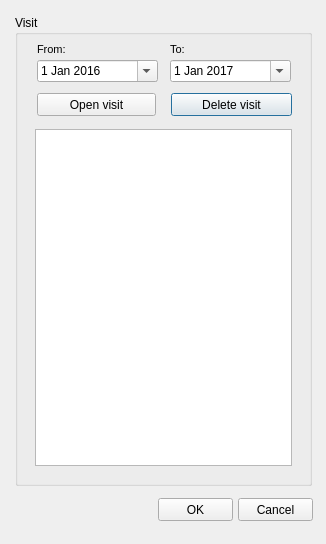
Before: the Qt Designer form ui/visit_management.ui in Giswater/giswater_qgis_plugin, drawn with Qt 5.
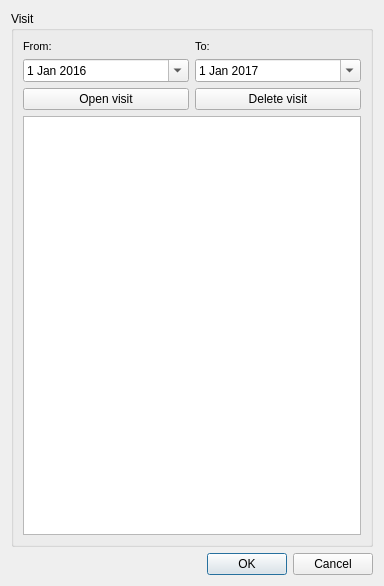
After: the same form once the commit is applied.

Patch:
```diff
--- a/ui/visit_management.ui
+++ b/ui/visit_management.ui
@@ -6,80 +6,26 @@
    <rect>
     <x>0</x>
     <y>0</y>
-    <width>326</width>
-    <height>544</height>
+    <width>384</width>
+    <height>586</height>
    </rect>
   </property>
   <property name="windowTitle">
    <string>Visit management</string>
   </property>
+  <layout class="QVBoxLayout" name="verticalLayout_4">
+   <item>
   <widget class="QGroupBox" name="groupBox">
-   <property name="geometry">
-    <rect>
-     <x>15</x>
-     <y>15</y>
-     <width>297</width>
-     <height>471</height>
-    </rect>
-   </property>
    <property name="title">
     <string>Visit</string>
    </property>
-   <widget class="QTableView" name="tbl_psm">
-    <property name="geometry">
-     <rect>
-      <x>20</x>
-      <y>114</y>
-      <width>257</width>
-      <height>337</height>
-     </rect>
-    </property>
-    <property name="sortingEnabled">
-     <bool>true</bool>
-    </property>
-   </widget>
-   <widget class="QPushButton" name="btn_delete">
-    <property name="geometry">
-     <rect>
-      <x>156</x>
-      <y>78</y>
-      <width>121</width>
-      <height>23</height>
-     </rect>
-    </property>
-    <property name="text">
-     <string>Delete visit</string>
-    </property>
-   </widget>
-   <widget class="QDateEdit" name="date_event_to">
-    <property name="geometry">
-     <rect>
-      <x>155</x>
-      <y>45</y>
-      <width>121</width>
-      <height>22</height>
-     </rect>
-    </property>
-    <property name="date">
-     <date>
-      <year>2017</year>
-      <month>1</month>
-      <day>1</day>
-     </date>
-    </property>
-    <property name="calendarPopup">
-     <bool>true</bool>
-    </property>
-   </widget>
+     <layout class="QVBoxLayout" name="verticalLayout_3">
+      <item>
+       <layout class="QHBoxLayout" name="horizontalLayout">
+        <item>
+         <layout class="QVBoxLayout" name="verticalLayout">
+          <item>
    <widget class="QLabel" name="label_data_event_from">
-    <property name="geometry">
-     <rect>
-      <x>22</x>
-      <y>23</y>
-      <width>90</width>
-      <height>22</height>
-     </rect>
-    </property>
     <property name="font">
      <font>
       <pointsize>8</pointsize>
@@ -107,15 +53,27 @@
      <number>3</number>
     </property>
    </widget>
+          </item>
+          <item>
+           <widget class="QDateEdit" name="date_event_from">
+            <property name="calendarPopup">
+             <bool>true</bool>
+            </property>
+            <property name="date">
+             <date>
+              <year>2016</year>
+              <month>1</month>
+              <day>1</day>
+             </date>
+            </property>
+           </widget>
+          </item>
+         </layout>
+        </item>
+        <item>
+         <layout class="QVBoxLayout" name="verticalLayout_2">
+          <item>
    <widget class="QLabel" name="label_data_event_to">
-    <property name="geometry">
-     <rect>
-      <x>155</x>
-      <y>23</y>
-      <width>31</width>
-      <height>22</height>
-     </rect>
-    </property>
     <property name="font">
      <font>
       <pointsize>8</pointsize>
@@ -140,66 +98,61 @@
      <number>3</number>
     </property>
    </widget>
-   <widget class="QDateEdit" name="date_event_from">
-    <property name="geometry">
-     <rect>
-      <x>22</x>
-      <y>45</y>
-      <width>121</width>
-      <height>22</height>
-     </rect>
+          </item>
+          <item>
+           <widget class="QDateEdit" name="date_event_to">
+            <property name="calendarPopup">
+             <bool>true</bool>
     </property>
     <property name="date">
      <date>
-      <year>2016</year>
+              <year>2017</year>
       <month>1</month>
       <day>1</day>
      </date>
     </property>
-    <property name="calendarPopup">
-     <bool>true</bool>
-    </property>
-   </widget>
-   <widget class="QPushButton" name="btn_delete_2">
-    <property name="geometry">
-     <rect>
-      <x>22</x>
-      <y>78</y>
-      <width>119</width>
-      <height>23</height>
-     </rect>
-    </property>
+           </widget>
+          </item>
+         </layout>
+        </item>
+       </layout>
+      </item>
+      <item>
+       <layout class="QHBoxLayout" name="horizontalLayout_2">
+        <item>
+         <widget class="QPushButton" name="btn_open">
     <property name="text">
      <string>Open visit</string>
     </property>
    </widget>
-  </widget>
-  <widget class="QPushButton" name="btn_cancel">
-   <property name="geometry">
-    <rect>
-     <x>238</x>
-     <y>498</y>
-     <width>75</width>
-     <height>23</height>
-    </rect>
-   </property>
+        </item>
+        <item>
+         <widget class="QPushButton" name="btn_delete">
    <property name="text">
-    <string>Cancel</string>
-   </property>
-  </widget>
-  <widget class="QPushButton" name="btn_accept">
-   <property name="geometry">
-    <rect>
-     <x>158</x>
-     <y>498</y>
-     <width>75</width>
-     <height>23</height>
-    </rect>
-   </property>
-   <property name="text">
-    <string>OK</string>
-   </property>
-  </widget>
+           <string>Delete visit</string>
+          </property>
+         </widget>
+        </item>
+       </layout>
+      </item>
+      <item>
+       <widget class="QTableView" name="tbl_visit">
+        <property name="sortingEnabled">
+         <bool>true</bool>
+        </property>
+       </widget>
+      </item>
+     </layout>
+    </widget>
+   </item>
+   <item>
+    <widget class="QDialogButtonBox" name="btn_box">
+     <property name="standardButtons">
+      <set>QDialogButtonBox::Cancel|QDialogButtonBox::Ok</set>
+     </property>
+    </widget>
+   </item>
+  </layout>
  </widget>
  <resources/>
  <connections/>
```
Left out of the diff: 41 changed lines with no effect on the pictures. Lines whose indentation alone changed are shown as unchanged.
